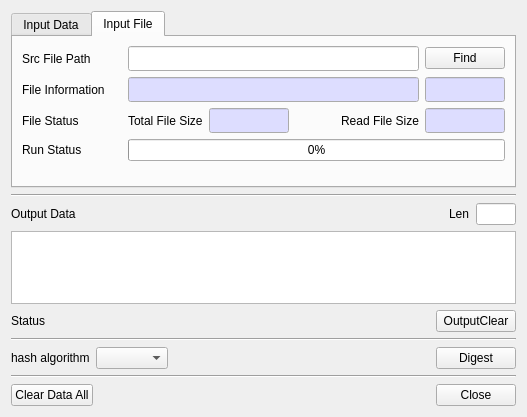
Before: the Qt Designer form BerEditor/gen_hash_dlg.ui in jykim74/BerEditor, drawn with Qt 5.
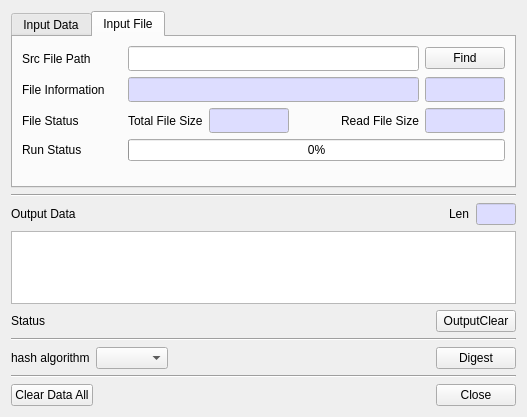
After: the same form once the commit is applied.

Commit message: Read Only UI 색 지정

```diff
--- a/BerEditor/gen_hash_dlg.ui
+++ b/BerEditor/gen_hash_dlg.ui
@@ -570,6 +570,43 @@
          <height>16777215</height>
         </size>
        </property>
+       <property name="palette">
+        <palette>
+         <active>
+          <colorrole role="Base">
+           <brush brushstyle="SolidPattern">
+            <color alpha="255">
+             <red>221</red>
+             <green>221</green>
+             <blue>255</blue>
+            </color>
+           </brush>
+          </colorrole>
+         </active>
+         <inactive>
+          <colorrole role="Base">
+           <brush brushstyle="SolidPattern">
+            <color alpha="255">
+             <red>221</red>
+             <green>221</green>
+             <blue>255</blue>
+            </color>
+           </brush>
+          </colorrole>
+         </inactive>
+         <disabled>
+          <colorrole role="Base">
+           <brush brushstyle="SolidPattern">
+            <color alpha="255">
+             <red>240</red>
+             <green>240</green>
+             <blue>240</blue>
+            </color>
+           </brush>
+          </colorrole>
+         </disabled>
+        </palette>
+       </property>
        <property name="readOnly">
         <bool>true</bool>
        </property>
```
The commit also changes 6 other files.
